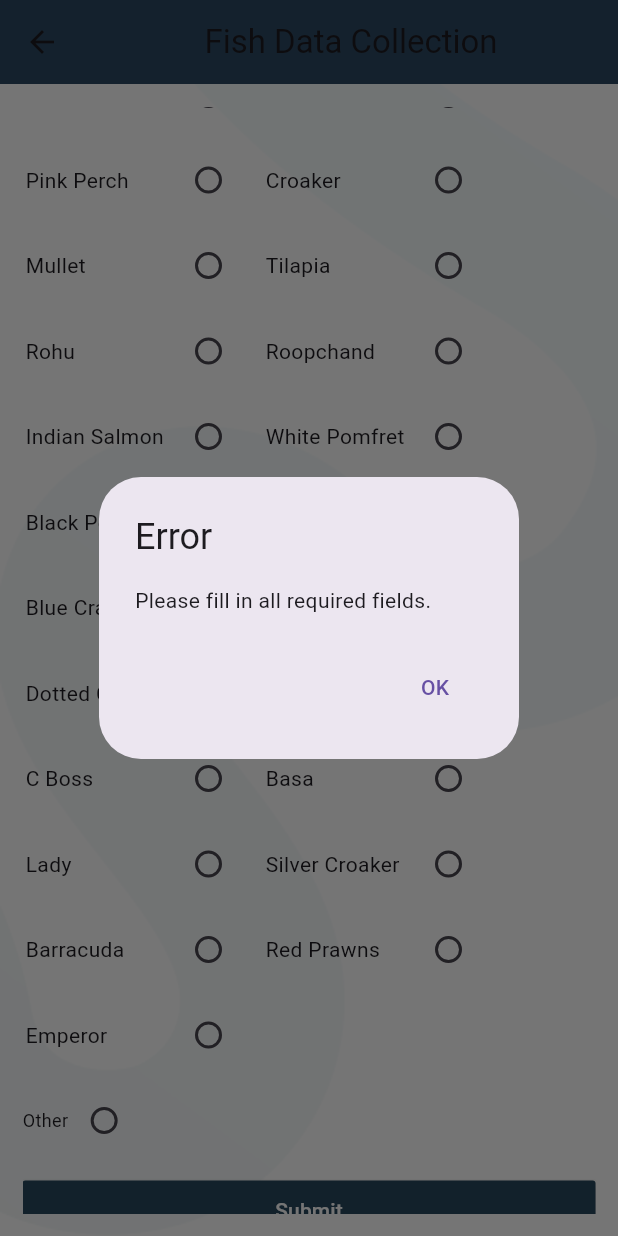
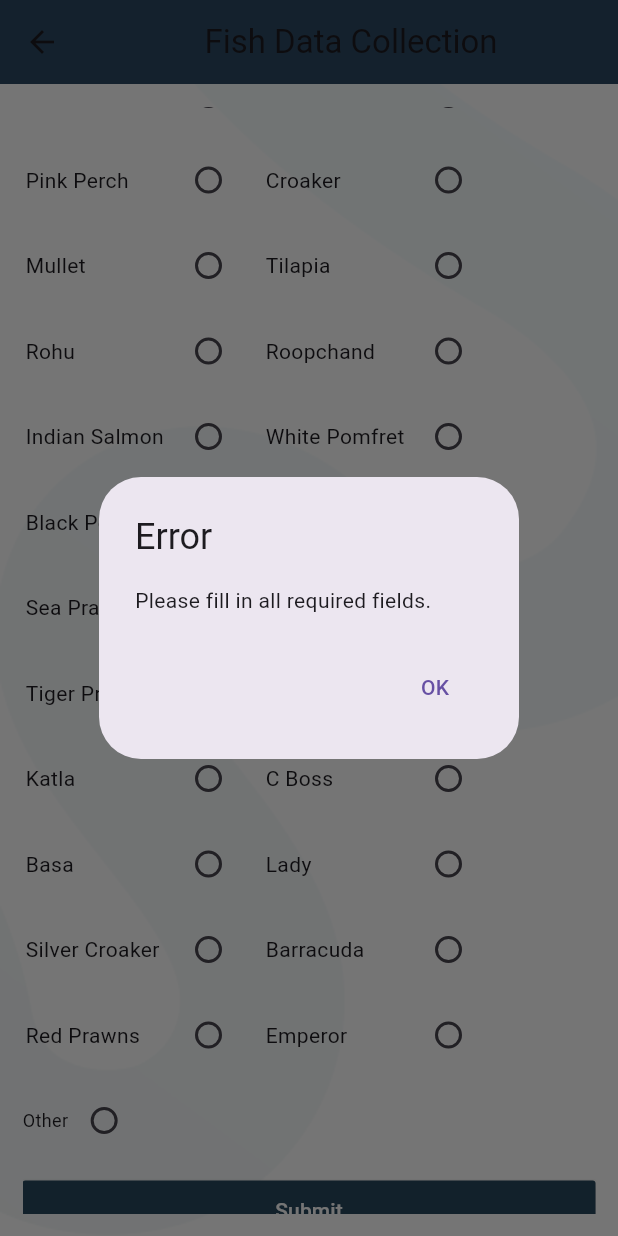
Before and after one commit to Abhi6722/qzense_fish_data, a Flutter app: the MyHomePage screen opened directly with empty values, scrolled down 576 dp, after a tap on "Submit", on a phone screen of 412 x 824 dp. Run offline on Flutter 3.47's test engine with Material 3 defaults, Android fonts, the phone set to English and light mode, and no system bars; our stand-ins replace image_picker.

```diff
--- a/lib/LoginPage.dart
+++ b/lib/LoginPage.dart
@@ -17,7 +17,7 @@ class _LoginPageState extends State<LoginPage> {
   bool _passwordVisible = false; // Added variable for password visibility
 
   Future<void> _login() async {
-    final url = Uri.parse('http://15.207.142.254:8000/auth/login/');
+    final url = Uri.parse('http://fishdata.qzenselabs.com/auth/login/');
     final body = {
       'username': _usernameController.text,
       'password': _passwordController.text
--- a/lib/MyHomePage.dart
+++ b/lib/MyHomePage.dart
@@ -243,7 +243,7 @@ class _MyHomePageState extends State<MyHomePage> {
       return;
     }
 
-    final uri = Uri.parse('http://15.207.142.254:8000/api/fish/');
+    final uri = Uri.parse('http://fishdata.qzenselabs.com/api/fish/');
     final request = http.MultipartRequest('POST', uri);
 
     if (_image != null) {
@@ -520,6 +520,12 @@ class _MyHomePageState extends State<MyHomePage> {
                       ),
                       SizedBox(
                         child: buildFishTypeContainer(
+                          fishType: 'sea prawns',
+                          labelText: 'Sea Prawns',
+                        ),
+                      ),
+                      SizedBox(
+                        child: buildFishTypeContainer(
                           fishType: 'blue crab',
                           labelText: 'Blue Crab',
                         ),
```
Also changed, not shown: pubspec.lock.
